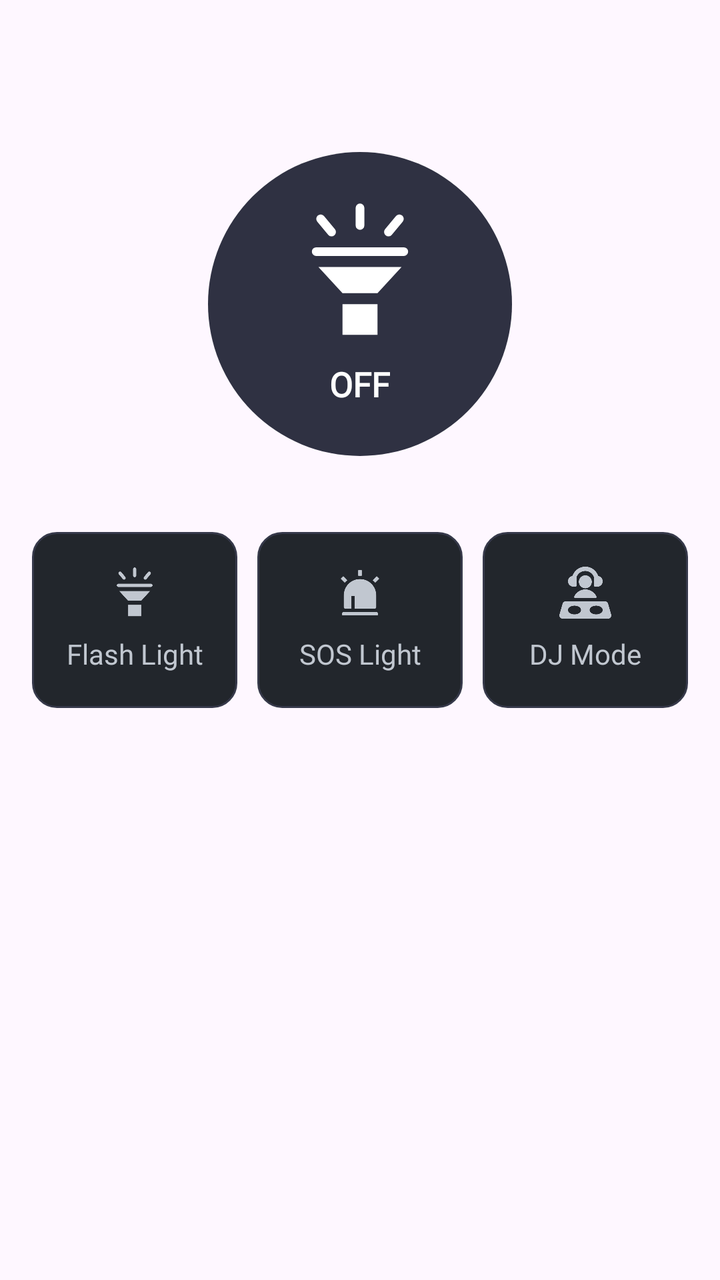
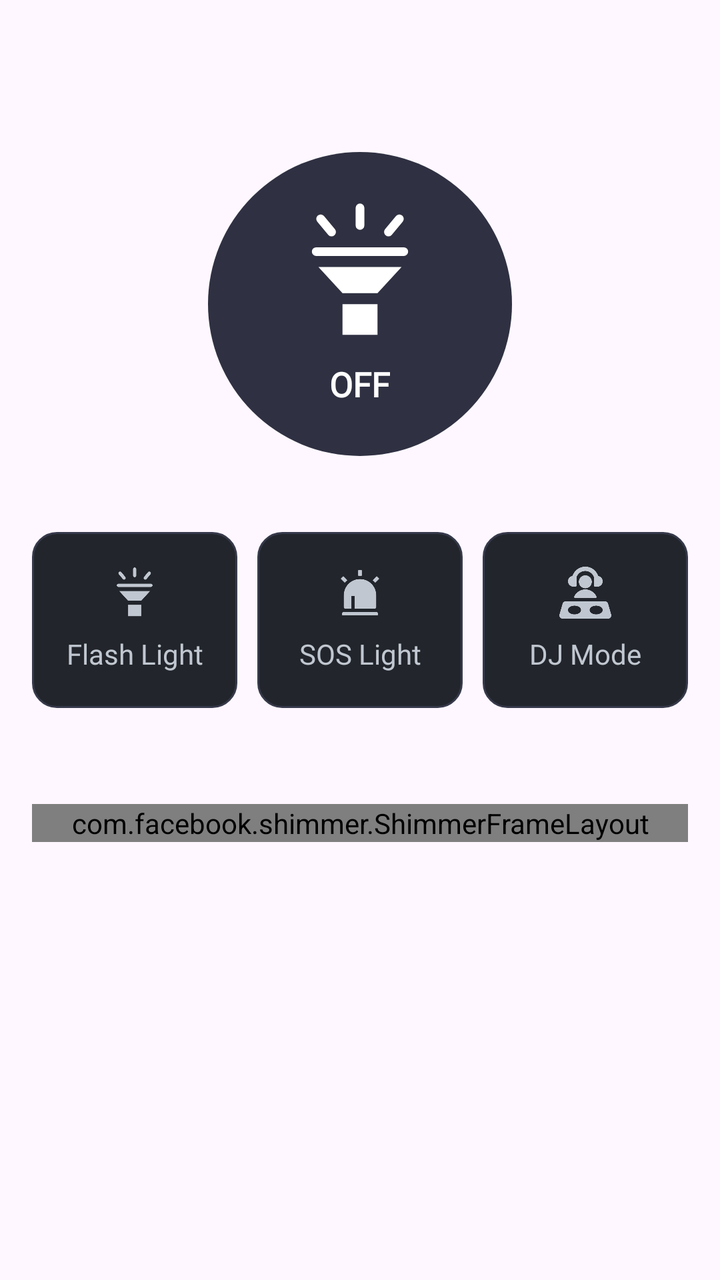

Screens rendered from an Android XML layout before and after an edit, with the pre-edit source and the edit as a unified diff.
<!-- AndroidManifest.xml: application theme Theme.Flashlight -->
<!-- res/layout/fragment_flash.xml -->
<?xml version="1.0" encoding="utf-8"?>
<ScrollView
    xmlns:android="http://schemas.android.com/apk/res/android"
    xmlns:app="http://schemas.android.com/apk/res-auto"
    android:layout_width="match_parent"
    android:layout_height="match_parent"
    android:fillViewport="true">

    <LinearLayout
        android:layout_width="match_parent"
        android:layout_height="wrap_content"
        android:gravity="center_horizontal"
        android:orientation="vertical"
        android:paddingStart="@dimen/size16"
        android:paddingTop="@dimen/size16"
        android:paddingEnd="@dimen/size16"
        android:paddingBottom="@dimen/size24">

        <LinearLayout
            android:id="@+id/light_container"
            android:layout_width="match_parent"
            android:layout_height="wrap_content">

            <FrameLayout
                android:layout_width="match_parent"
                android:layout_height="@dimen/size250">

                <FrameLayout
                    android:id="@+id/fl_light"
                    android:layout_width="match_parent"
                    android:layout_height="@dimen/size272">

                    <View
                        android:id="@+id/lamp_glow"
                        android:layout_width="@dimen/size272"
                        android:layout_height="@dimen/size272"
                        android:layout_gravity="center"
                        android:background="@drawable/bg_lamp_glow"
                        android:importantForAccessibility="no"
                        android:visibility="invisible" />

                    <LinearLayout
                        android:id="@+id/lamp_button"
                        android:layout_width="@dimen/size152"
                        android:layout_height="@dimen/size152"
                        android:layout_gravity="center"
                        android:background="@drawable/bg_lamp"
                        android:clickable="true"
                        android:contentDescription="@string/turn_on"
                        android:focusable="true"
                        android:gravity="center"
                        android:orientation="vertical">

                        <ImageView
                            android:layout_width="match_parent"
                            android:layout_height="@dimen/size70"
                            android:duplicateParentState="true"
                            android:importantForAccessibility="no"
                            android:src="@drawable/ic_flashlight"
                            app:tint="@color/white" />

                        <TextView
                            android:id="@+id/lamp_status"
                            android:layout_width="wrap_content"
                            android:layout_height="wrap_content"
                            android:layout_marginTop="@dimen/size10"
                            android:duplicateParentState="true"
                            android:fontFamily="@font/plusjakartasans_semibold"
                            android:text="@string/off"
                            android:textColor="@color/white"
                            android:textSize="@dimen/text_size_17"
                            android:textStyle="bold" />
                    </LinearLayout>
                </FrameLayout>

                <FrameLayout
                    android:id="@+id/sos_light"
                    android:layout_width="match_parent"
                    android:layout_height="@dimen/size272"
                    android:visibility="gone">

                    <View
                        android:id="@+id/sos_glow"
                        android:layout_width="@dimen/size272"
                        android:layout_height="@dimen/size272"
                        android:layout_gravity="center"
                        android:background="@drawable/bg_sos_glow"
                        android:importantForAccessibility="no"
                        android:visibility="invisible" />

                    <LinearLayout
                        android:id="@+id/sos_button"
                        android:layout_width="@dimen/size152"
                        android:layout_height="@dimen/size152"
                        android:layout_gravity="center"
                        android:background="@drawable/bg_sos_button"
                        android:clickable="true"
                        android:contentDescription="@string/turn_on"
                        android:focusable="true"
                        android:gravity="center"
                        android:orientation="vertical">

                        <ImageView
                            android:layout_width="@dimen/size70"
                            android:layout_height="@dimen/size70"
                            android:duplicateParentState="true"
                            android:importantForAccessibility="no"
                            android:src="@drawable/ic_sos"
                            app:tint="@color/white" />

                        <TextView
                            android:id="@+id/sos_status"
                            android:layout_width="wrap_content"
                            android:layout_height="wrap_content"
                            android:layout_marginTop="@dimen/size10"
                            android:duplicateParentState="true"
                            android:text="@string/off"
                            android:textColor="@color/white"
                            android:textSize="@dimen/text_size_17"
                            android:textStyle="bold" />
                    </LinearLayout>
                </FrameLayout>

                <FrameLayout
                    android:id="@+id/dj_mode"
                    android:layout_width="match_parent"
                    android:layout_height="@dimen/size272"
                    android:visibility="gone">

                    <View
                        android:id="@+id/dj_glow"
                        android:layout_width="@dimen/size272"
                        android:layout_height="@dimen/size272"
                        android:layout_gravity="center"
                        android:background="@drawable/bg_sos_glow"
                        android:importantForAccessibility="no"
                        android:visibility="invisible" />

                    <LinearLayout
                        android:id="@+id/dj_button"
                        android:layout_width="@dimen/size152"
                        android:layout_height="@dimen/size152"
                        android:layout_gravity="center"
                        android:background="@drawable/dj_sos_button"
                        android:clickable="true"
                        android:contentDescription="@string/turn_on"
                        android:focusable="true"
                        android:gravity="center"
                        android:orientation="vertical">

                        <ImageView
                            android:layout_width="@dimen/size70"
                            android:layout_height="@dimen/size70"
                            android:duplicateParentState="true"
                            android:importantForAccessibility="no"
                            android:src="@drawable/ic_sos"
                            app:tint="@color/white" />

                        <TextView
                            android:id="@+id/dj_status"
                            android:layout_width="wrap_content"
                            android:layout_height="wrap_content"
                            android:layout_marginTop="@dimen/size10"
                            android:duplicateParentState="true"
                            android:text="@string/off"
                            android:textColor="@color/white"
                            android:textSize="@dimen/text_size_17"
                            android:textStyle="bold" />
                    </LinearLayout>
                </FrameLayout>
            </FrameLayout>
        </LinearLayout>

        <LinearLayout
            android:layout_width="match_parent"
            android:id="@+id/mode_row"
            android:layout_height="@dimen/size88">

            <LinearLayout
                android:id="@+id/mode_flash"
                android:layout_width="0dp"
                android:layout_height="match_parent"
                android:layout_marginStart="0dp"
                android:layout_weight="1"
                android:background="@drawable/bg_mode"
                android:clickable="true"
                android:focusable="true"
                android:gravity="center"
                android:orientation="vertical">

                <ImageView
                    android:layout_width="@dimen/size26"
                    android:layout_height="@dimen/size26"
                    android:duplicateParentState="true"
                    android:importantForAccessibility="no"
                    android:src="@drawable/ic_flashlight"
                    app:tint="@color/control_tint" />

                <TextView
                    android:layout_width="match_parent"
                    android:layout_height="wrap_content"
                    android:layout_marginTop="@dimen/size8"
                    android:duplicateParentState="true"
                    android:fontFamily="@font/plusjakartasans_medium"
                    android:gravity="center"
                    android:text="@string/flash_light"
                    android:textColor="@color/control_tint"
                    android:textSize="@dimen/text_size_14" />
            </LinearLayout>

            <LinearLayout
                android:id="@+id/mode_sos"
                android:layout_width="0dp"
                android:layout_height="match_parent"
                android:layout_marginStart="@dimen/size10"
                android:layout_weight="1"
                android:background="@drawable/bg_mode"
                android:clickable="true"
                android:focusable="true"
                android:gravity="center"
                android:orientation="vertical">

                <ImageView
                    android:layout_width="@dimen/size26"
                    android:layout_height="@dimen/size26"
                    android:duplicateParentState="true"
                    android:importantForAccessibility="no"
                    android:src="@drawable/ic_sos"
                    app:tint="@color/control_tint" />

                <TextView
                    android:layout_width="match_parent"
                    android:layout_height="wrap_content"
                    android:layout_marginTop="@dimen/size8"
                    android:duplicateParentState="true"
                    android:fontFamily="@font/plusjakartasans_medium"
                    android:gravity="center"
                    android:text="@string/sos_light"
                    android:textColor="@color/control_tint"
                    android:textSize="@dimen/text_size_14" />
            </LinearLayout>

            <LinearLayout
                android:id="@+id/mode_dj"
                android:layout_width="0dp"
                android:layout_height="match_parent"
                android:layout_marginStart="@dimen/size10"
                android:layout_weight="1"
                android:background="@drawable/bg_mode"
                android:clickable="true"
                android:focusable="true"
                android:gravity="center"
                android:orientation="vertical">

                <ImageView
                    android:layout_width="@dimen/size26"
                    android:layout_height="@dimen/size26"
                    android:duplicateParentState="true"
                    android:importantForAccessibility="no"
                    android:src="@drawable/ic_dj"
                    app:tint="@color/control_tint" />

                <TextView
                    android:layout_width="match_parent"
                    android:layout_height="wrap_content"
                    android:layout_marginTop="@dimen/size8"
                    android:duplicateParentState="true"
                    android:fontFamily="@font/plusjakartasans_medium"
                    android:gravity="center"
                    android:text="@string/dj_mode"
                    android:textColor="@color/control_tint"
                    android:textSize="@dimen/text_size_14" />
            </LinearLayout>
        </LinearLayout>

        
        
        
        
        
        
        

        
        
        
        
        
        

        
        
        
        
        
        
        
        

        
        
        
        
        
        
        
        
        
    </LinearLayout>
</ScrollView>
<!-- resources referenced by this layout -->
<resources>
  <color name="white">#FFFFFFFF</color>
  <dimen name="size10">10dp</dimen>
  <dimen name="size152">152dp</dimen>
  <dimen name="size16">16dp</dimen>
  <dimen name="size24">24dp</dimen>
  <dimen name="size250">250dp</dimen>
  <dimen name="size26">26dp</dimen>
  <dimen name="size272">272dp</dimen>
  <dimen name="size70">70dp</dimen>
  <dimen name="size8">8dp</dimen>
  <dimen name="size88">88dp</dimen>
  <dimen name="text_size_14">14sp</dimen>
  <dimen name="text_size_17">17sp</dimen>
  <!-- drawable bg_lamp (drawable) -->
  <selector xmlns:android="http://schemas.android.com/apk/res/android">
      <item android:state_selected="true">
          <shape android:shape="oval">
              <gradient android:angle="270" android:endColor="#CA8A04" android:startColor="#FFD54F" />
          </shape>
      </item>
      <item>
          <shape android:shape="oval">
              <solid android:color="#2F3142" />
          </shape>
      </item>
  </selector>
  <!-- drawable bg_lamp_glow (drawable) -->
  <shape xmlns:android="http://schemas.android.com/apk/res/android"
      android:shape="oval">
      <gradient
          android:centerColor="#40FFD54F"
          android:endColor="#00FFD54F"
          android:gradientRadius="136dp"
          android:startColor="#80FFD54F"
          android:type="radial" />
  </shape>
  <!-- drawable bg_sos_glow (drawable) -->
  <shape xmlns:android="http://schemas.android.com/apk/res/android"
      android:shape="oval">
      <gradient
          android:centerColor="#40CA0404"
          android:endColor="#00FF4F4F"
          android:gradientRadius="136dp"
          android:startColor="#80FF4F4F"
          android:type="radial" />
  </shape>
  <!-- drawable ic_flashlight (drawable) -->
  <vector xmlns:android="http://schemas.android.com/apk/res/android" android:width="24dp" android:height="24dp" android:viewportWidth="64" android:viewportHeight="64">
  <path android:strokeColor="#FFD54F" android:strokeWidth="4" android:strokeLineCap="round" android:pathData="M32,3L32,11M14,8L19,14M50,8L45,14M12,23L52,23"/>
  <path android:fillColor="#FFD54F" android:pathData="M13,30L51,30L40,42L24,42ZM24,47L40,47L40,61L24,61Z"/>
  </vector>
  <string name="dj_mode">DJ Mode</string>
  <string name="flash_light">Flash Light</string>
  <string name="off">OFF</string>
  <string name="sos_light">SOS Light</string>
  <string name="turn_on">Turn flashlight on</string>
  <style name="Theme.Flashlight" parent="Base.Theme.Flashlight">
          <item name="colorPrimaryDark">@color/color_bg</item>
          <item name="android:windowLightStatusBar">true</item>
          <item name="android:windowFullscreen">true</item>
          <item name="colorAccent">@color/black</item>
          <item name="android:splitMotionEvents">false</item>
          <item name="android:windowEnableSplitTouch">false</item>
      </style>
  <style name="Base.Theme.Flashlight" parent="Theme.Material3.DayNight.NoActionBar">
          <item name="colorPrimaryDark">@color/color_bg</item>
          <item name="android:windowLightStatusBar">true</item>
          <item name="android:windowFullscreen">true</item>
          <item name="colorAccent">@color/black</item>
          <item name="android:splitMotionEvents">false</item>
          <item name="android:windowEnableSplitTouch">false</item>
  
      </style>
  <color name="color_bg">#111111</color>
  <color name="black">#FF000000</color>
  <!-- unchanged entries left out for length: 5 -->
</resources>

<!-- the commit's change to res/layout/fragment_flash.xml (unified diff, before → after) -->
@@ -273,38 +273,84 @@
             </LinearLayout>
         </LinearLayout>
 
-        
-        
-        
-        
-        
-        
-        
-
-        
-        
-        
-        
-        
-        
-
-        
-        
-        
-        
-        
-        
-        
-        
-
-        
-        
-        
-        
-        
-        
-        
-        
-        
+        <FrameLayout
+            android:id="@+id/frAdsNative"
+            android:layout_marginTop="@dimen/size48"
+            android:layout_width="match_parent"
+            android:layout_height="wrap_content">
+
+            <include android:id="@+id/shimmerContainerNative"
+                layout="@layout/loading_native_medium"/>
+        </FrameLayout>
     </LinearLayout>
 </ScrollView>
+<!-- res/layout/loading_native_medium.xml (included above) -->
+<?xml version="1.0" encoding="utf-8"?>
+<com.facebook.shimmer.ShimmerFrameLayout xmlns:android="http://schemas.android.com/apk/res/android"
+    xmlns:app="http://schemas.android.com/apk/res-auto"
+    android:id="@+id/shimmer_container_native"
+    android:layout_width="match_parent"
+    android:layout_height="wrap_content"
+    android:clipToOutline="true"
+    app:shimmer_auto_start="true"
+    app:shimmer_base_alpha="0.6"
+    app:shimmer_highlight_alpha="1">
+
+    <androidx.constraintlayout.widget.ConstraintLayout
+        android:layout_width="match_parent"
+        android:layout_height="wrap_content"
+        android:padding="@dimen/size10">
+        <androidx.constraintlayout.widget.Guideline
+            android:id="@+id/loading_medium_column"
+            android:layout_width="wrap_content"
+            android:layout_height="wrap_content"
+            android:orientation="vertical"
+            app:layout_constraintGuide_percent="0.43" />
+        <View
+            android:id="@+id/loading_medium_media"
+            android:layout_width="0dp"
+            android:layout_height="@dimen/size140"
+            android:background="@drawable/bg_native_medium_placeholder"
+            app:layout_constraintStart_toStartOf="@id/loading_medium_column"
+            app:layout_constraintEnd_toEndOf="parent"
+            app:layout_constraintTop_toTopOf="parent" />
+        <LinearLayout
+            android:layout_width="0dp"
+            android:layout_height="wrap_content"
+            android:layout_marginEnd="@dimen/size8"
+            android:orientation="vertical"
+            app:layout_constraintStart_toStartOf="parent"
+            app:layout_constraintEnd_toStartOf="@id/loading_medium_column"
+            app:layout_constraintTop_toTopOf="@id/loading_medium_media"
+            app:layout_constraintBottom_toBottomOf="@id/loading_medium_media">
+            <View
+                android:layout_width="match_parent"
+                android:layout_height="@dimen/size16"
+                android:background="@drawable/bg_native_medium_placeholder" />
+            <View
+                android:layout_width="@dimen/size80"
+                android:layout_height="@dimen/size10"
+                android:layout_marginTop="@dimen/size6"
+                android:background="@drawable/bg_native_medium_placeholder" />
+            <View
+                android:layout_width="match_parent"
+                android:layout_height="@dimen/size10"
+                android:layout_marginTop="@dimen/size6"
+                android:background="@drawable/bg_native_medium_placeholder" />
+            <View
+                android:layout_width="match_parent"
+                android:layout_height="@dimen/size10"
+                android:layout_marginTop="@dimen/size4"
+                android:background="@drawable/bg_native_medium_placeholder" />
+        </LinearLayout>
+        <View
+            android:layout_width="0dp"
+            android:layout_height="@dimen/size48"
+            android:layout_marginTop="@dimen/size10"
+            android:background="@drawable/bg_native_medium_placeholder"
+            app:layout_constraintTop_toBottomOf="@id/loading_medium_media"
+            app:layout_constraintBottom_toBottomOf="parent"
+            app:layout_constraintStart_toStartOf="parent"
+            app:layout_constraintEnd_toEndOf="parent" />
+    </androidx.constraintlayout.widget.ConstraintLayout>
+</com.facebook.shimmer.ShimmerFrameLayout>
<!-- resource entries referenced after the edit -->
@@ -2,14 +2,19 @@
 <resources>
   <color name="white">#FFFFFFFF</color>
   <dimen name="size10">10dp</dimen>
+  <dimen name="size140">140dp</dimen>
   <dimen name="size152">152dp</dimen>
   <dimen name="size16">16dp</dimen>
   <dimen name="size24">24dp</dimen>
   <dimen name="size250">250dp</dimen>
   <dimen name="size26">26dp</dimen>
   <dimen name="size272">272dp</dimen>
+  <dimen name="size4">4dp</dimen>
+  <dimen name="size48">48dp</dimen>
+  <dimen name="size6">6dp</dimen>
   <dimen name="size70">70dp</dimen>
   <dimen name="size8">8dp</dimen>
+  <dimen name="size80">80dp</dimen>
   <dimen name="size88">88dp</dimen>
   <dimen name="text_size_14">14sp</dimen>
   <dimen name="text_size_17">17sp</dimen>
@@ -35,6 +40,11 @@
           android:gradientRadius="136dp"
           android:startColor="#80FFD54F"
           android:type="radial" />
+  </shape>
+  <!-- drawable bg_native_medium_placeholder (drawable) -->
+  <shape xmlns:android="http://schemas.android.com/apk/res/android">
+      <solid android:color="#70757D" />
+      <corners android:radius="12dp" />
   </shape>
   <!-- drawable bg_sos_glow (drawable) -->
   <shape xmlns:android="http://schemas.android.com/apk/res/android"
